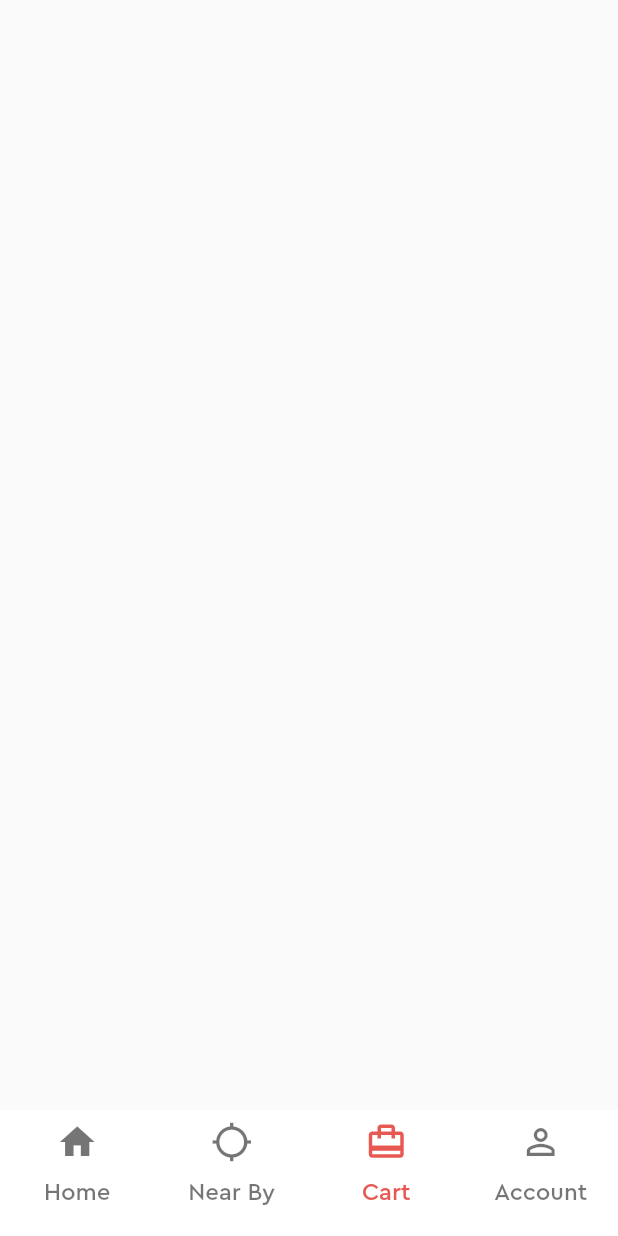
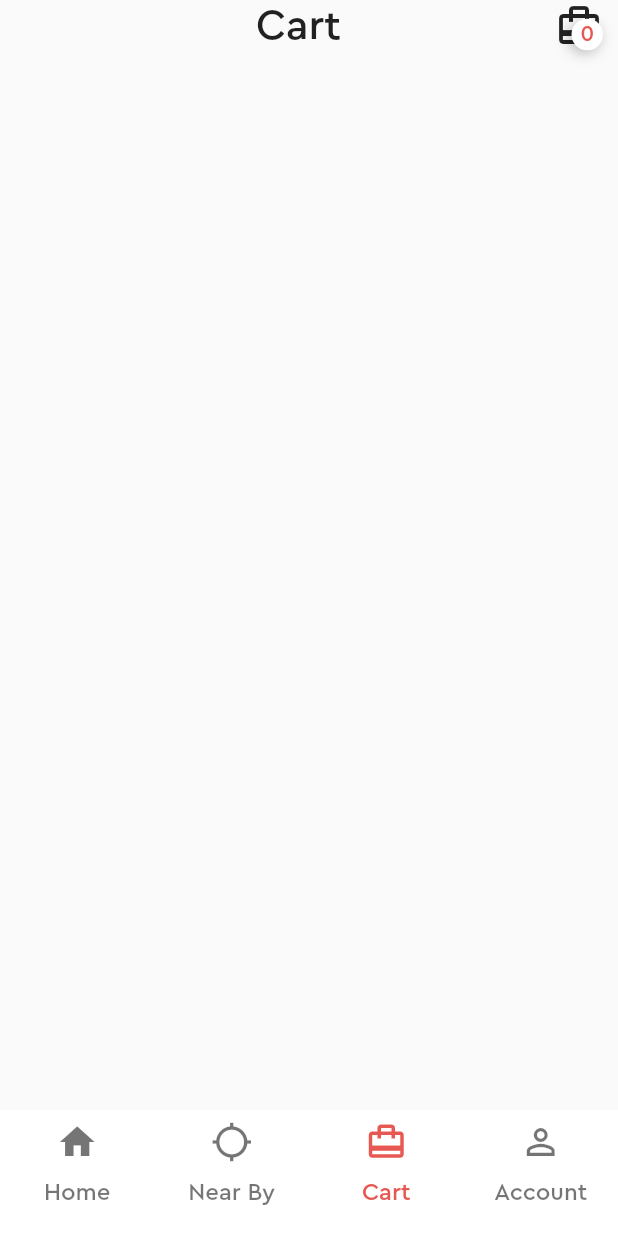
Before and after one commit to feMoraes0/food-bit-app, a Flutter app: the screen it shows after launch, item 3 of the bottom bar chosen, on a phone screen of 412 x 824 dp. Run offline on Flutter 3.47's test engine with Material 2 defaults, Android fonts, the phone set to English and light mode, and no system bars.

Commit message:
Added header to cart tab and updated custom header

```diff
--- a/lib/app/components/custom_header.dart
+++ b/lib/app/components/custom_header.dart
@@ -3,10 +3,12 @@ import 'package:flutter/material.dart';
 class CustomHeader extends StatelessWidget {
   final int quantity;
   final String title;
+  final bool internalScreen;
 
   CustomHeader({
     @required this.quantity,
     @required this.title,
+    @required this.internalScreen,
   });
 
   @override
@@ -15,21 +17,23 @@ class CustomHeader extends StatelessWidget {
     return Row(
       mainAxisAlignment: MainAxisAlignment.spaceBetween,
       children: <Widget>[
-        GestureDetector(
+        (this.internalScreen) ? GestureDetector(
           onTap: () {
             Navigator.pop(context);
           },
           child: Container(
             margin: const EdgeInsets.only(left: 10.0),
-            child: Icon(Icons.arrow_back_ios, size: 32.0),
+            child: Icon(Icons.arrow_back_ios, size: 28.0),
           ),
+        ) : Container(
+          child: Icon(Icons.arrow_back_ios, size: 28.0, color: Colors.transparent,),
         ),
-        Text(title, style: TextStyle(fontSize: 24.0),),
+        Text(title, style: TextStyle(fontSize: 28.0),),
         Container(
           margin: const EdgeInsets.only(right: 10.0),
           child: Stack(
             children: <Widget>[
-              Icon(Icons.card_travel, size: 34.0),
+              Icon(Icons.card_travel, size: 32.0),
               Positioned(
                 bottom: 0,
                 right: 0,
--- a/lib/app/tabs/cart/cart.dart
+++ b/lib/app/tabs/cart/cart.dart
@@ -1,4 +1,5 @@
 import 'package:flutter/material.dart';
+import 'package:food_bit_app/app/components/custom_header.dart';
 
 class Cart extends StatefulWidget {
   @override
@@ -11,7 +12,11 @@ class _CartState extends State<Cart> {
     return SafeArea(
       child: Column(
         children: <Widget>[
-
+          CustomHeader(
+            title: 'Cart',
+            quantity: 0,
+            internalScreen: false,
+          )
         ],
       ),
     );
--- a/lib/app/tabs/home/details/body_details.dart
+++ b/lib/app/tabs/home/details/body_details.dart
@@ -197,6 +197,7 @@ class _BodyDetailsState extends State<BodyDetails>
           CustomHeader(
             title: '',
             quantity: this.quantity,
+            internalScreen: true,
           ),
           Container(
             margin: EdgeInsets.only(
```
